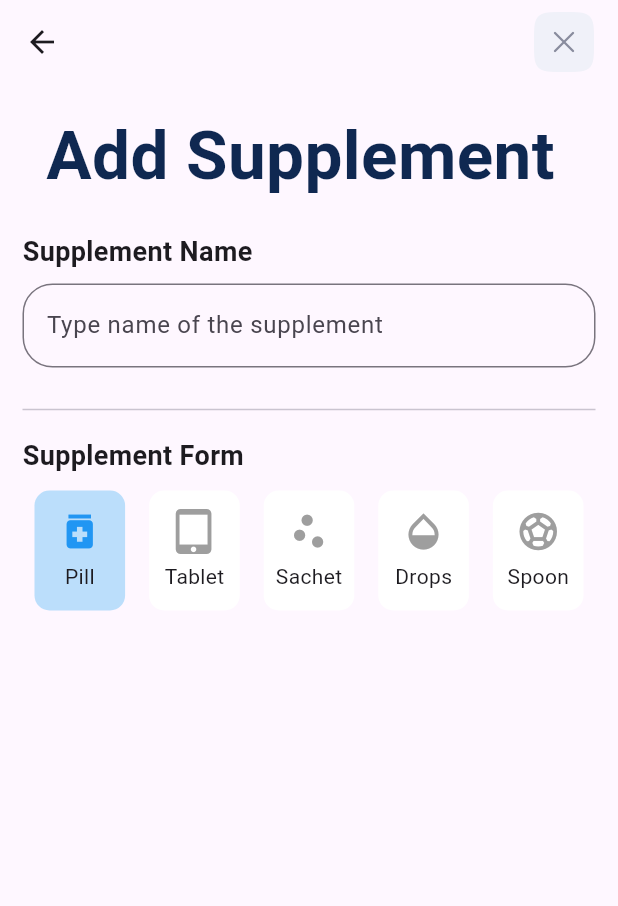
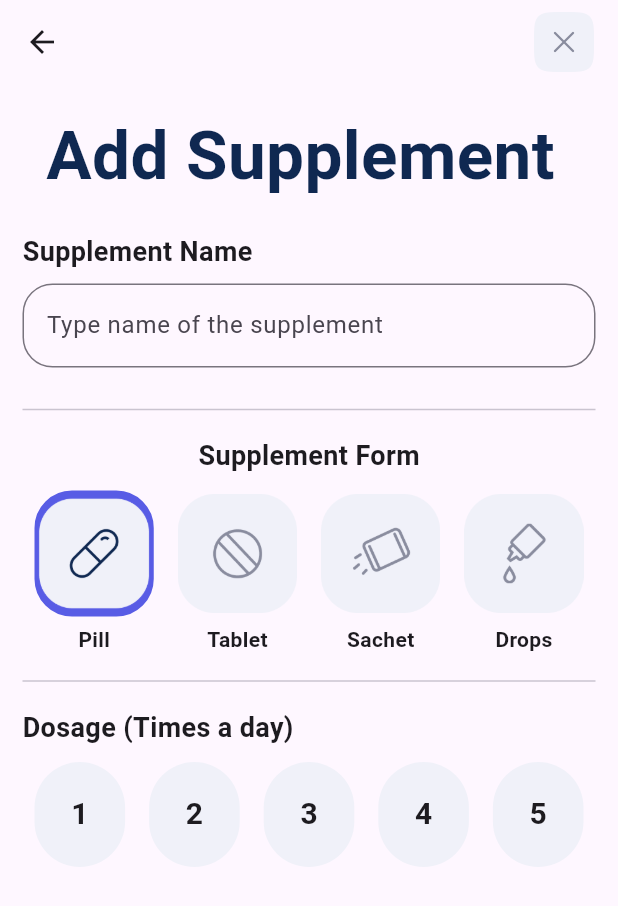
Before and after one commit to Alfraganus/one_look, a Flutter app: the SupplementMain screen opened by its route, on a phone screen of 412 x 824 dp. Shown: the top 906 px of the screen. Run offline on Flutter 3.47's test engine with Material 3 defaults, Android fonts, the phone set to English and light mode, and no system bars; our stand-ins replace get, hexcolor, percent_indicator.

Commit message:
homepage ready

```diff
--- /dev/null
+++ b/lib/pages/home/add_sumpplement/dosage.dart
@@ -0,0 +1,72 @@
+import 'package:flutter/cupertino.dart';
+import 'package:flutter/material.dart';
+import 'package:hexcolor/hexcolor.dart';
+
+class DosageFormWidget extends StatefulWidget {
+  @override
+  _DosageFormWidgetState createState() => _DosageFormWidgetState();
+}
+
+class _DosageFormWidgetState extends State<DosageFormWidget> {
+  String selectedForm = "Pill";
+  final List<Map<String, dynamic>> supplementForms = [
+    { "label": "1", "image":"assets/images/form icon w.png"},
+    {"label": "2","image":"assets/images/form icon w2.png"},
+    {"label": "3","image":"assets/images/form icon w3.png"},
+    {"label": "4","image":"assets/images/form icon w4.png"},
+    {"label": "5","image":"assets/images/form icon w4.png"},
+  ];
+
+  @override
+  Widget build(BuildContext context) {
+    return Padding(
+      padding: EdgeInsets.all(0),
+      child: Column(
+        crossAxisAlignment: CrossAxisAlignment.start,
+        children: [
+          Text(
+            "Dosage (Times a day)",
+            style: TextStyle(fontWeight: FontWeight.bold, fontSize: 18),
+          ),
+          SizedBox(height: 10),
+          Container(
+            child:Row(
+              mainAxisAlignment: MainAxisAlignment.spaceEvenly,
+              children: supplementForms.map((form) {
+                return Expanded(
+                  child: GestureDetector(
+                    onTap: () {
+                      setState(() {
+                        selectedForm = form['label'];
+                      });
+                    },
+                    child: Container(
+                      margin: EdgeInsets.symmetric(horizontal: 8),
+                      height: 70,
+                      // padding: EdgeInsets.all(8.0),
+                      decoration: BoxDecoration(
+                          borderRadius:  BorderRadius.circular(50),
+                          border: selectedForm == form['label'] ? Border.all(
+                            color:  HexColor("#585CE5"),
+                            width: 2
+                          ) : null,
+                          color: HexColor("#F0F1F9")
+                      ),
+                      // height: 82,
+                      child: Center(
+                        child: Text(form['label'], style: TextStyle(
+                          fontSize: 20,
+                          fontWeight: FontWeight.bold
+                        ),),
+                      ),
+                    ),
+                  ),
+                );
+              }).toList(),
+            ),
+          )
+        ],
+      ),
+    );
+  }
+}
--- a/lib/pages/home/add_sumpplement/supplemantary_form.dart
+++ b/lib/pages/home/add_sumpplement/supplemantary_form.dart
@@ -1,5 +1,6 @@
 import 'package:flutter/cupertino.dart';
 import 'package:flutter/material.dart';
+import 'package:hexcolor/hexcolor.dart';
 
 class SupplementFormWidget extends StatefulWidget {
   @override
@@ -9,11 +10,10 @@ class SupplementFormWidget extends StatefulWidget {
 class _SupplementFormWidgetState extends State<SupplementFormWidget> {
   String selectedForm = "Pill";
   final List<Map<String, dynamic>> supplementForms = [
-    {"icon": Icons.medication, "label": "Pill"},
-    {"icon": Icons.tablet_mac, "label": "Tablet"},
-    {"icon": Icons.scatter_plot, "label": "Sachet"},
-    {"icon": Icons.opacity, "label": "Drops"},
-    {"icon": Icons.sports_soccer, "label": "Spoon"},
+    { "label": "Pill", "image":"assets/images/form icon w.png"},
+    {"label": "Tablet","image":"assets/images/form icon w2.png"},
+    {"label": "Sachet","image":"assets/images/form icon w3.png"},
+    {"label": "Drops","image":"assets/images/form icon w4.png"},
   ];
 
   @override
@@ -23,13 +23,14 @@ class _SupplementFormWidgetState extends State<SupplementFormWidget> {
       child: Column(
         crossAxisAlignment: CrossAxisAlignment.start,
         children: [
-          Text(
+          Center(
+            child: Text(
               "Supplement Form",
               style: TextStyle(fontWeight: FontWeight.bold, fontSize: 18),
             ),
+          ),
           SizedBox(height: 10),
           Container(
-            height: 80,
             child:Row(
               mainAxisAlignment: MainAxisAlignment.spaceEvenly,
               children: supplementForms.map((form) {
@@ -40,29 +41,36 @@ class _SupplementFormWidgetState extends State<SupplementFormWidget> {
                         selectedForm = form['label'];
                       });
                     },
-                    child: Container(
+                    child: Column(
+                      children: [
+                        Container(
                           margin: EdgeInsets.symmetric(horizontal: 8),
                           // padding: EdgeInsets.all(8.0),
                           decoration: BoxDecoration(
-                        color: selectedForm == form['label']
-                            ? Colors.blue.shade100
-                            : Colors.white,
-                        borderRadius: BorderRadius.circular(10),
+                            borderRadius:  selectedForm == form['label'] ?BorderRadius.circular(25) : null,
+                              border: selectedForm == form['label'] ? Border.all(
+                                  color:  HexColor("#585CE5"),
+                                  width: 2
+                              ) : null,
+                            color: selectedForm == form['label'] ? HexColor("#585CE5") : null
                           ),
+                          height: 84,
                           child: Column(
                             mainAxisAlignment: MainAxisAlignment.center,
                             children: [
-                          Icon(
-                            form['icon'],
-                            size: 30,
-                            color: selectedForm == form['label']
-                                ? Colors.blue
-                                : Colors.grey,
+                              Image.asset(
+                                form['image'],
+                               height: 80,
+                              ),
+                              // Text(form['label']),
+                            ],
+                          ),
                         ),
                         SizedBox(height: 5),
-                          Text(form['label']),
+                        Text(form['label'], style: TextStyle(
+                          fontWeight: FontWeight.bold
+                        ),),
                       ],
-                      ),
                     ),
                   ),
                 );
--- a/lib/pages/home/add_sumpplement/supplement_main.dart
+++ b/lib/pages/home/add_sumpplement/supplement_main.dart
@@ -3,6 +3,7 @@ import 'package:one_look/pages/home/add_sumpplement/supplemantary_form.dart';
 
 import '../../../Appbar.dart';
 import '../../../static.dart';
+import 'dosage.dart';
 
 class SupplementMain extends StatelessWidget {
   @override
@@ -54,7 +55,11 @@ class SupplementMain extends StatelessWidget {
             SizedBox(height:20),
             Divider(),
             SizedBox(height:10),
-            SupplementFormWidget()
+            SupplementFormWidget(),
+            SizedBox(height:10),
+            Divider(),
+            SizedBox(height:10),
+            DosageFormWidget()
           ],
         ),
       ),
```
Also changed, not shown: assets/form icon w.png (added), assets/images/form icon w.png (added), assets/images/form icon w2.png (added), assets/images/form icon w3.png (added), assets/images/form icon w4.png (added). Lines whose indentation alone changed are shown as unchanged.
